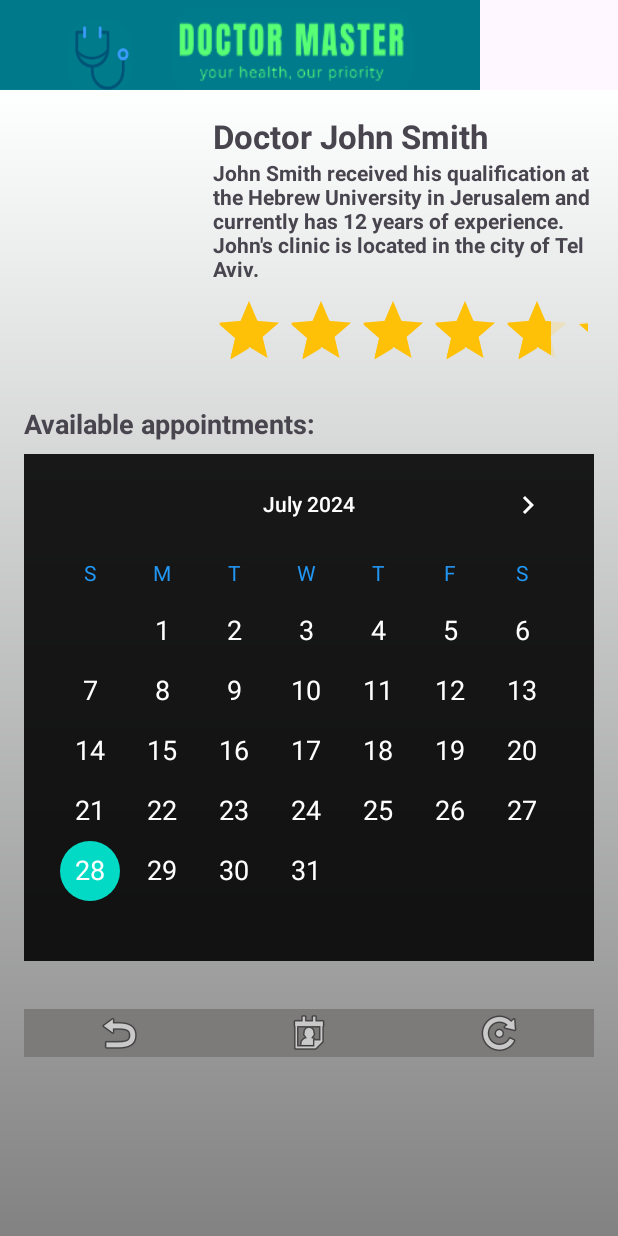
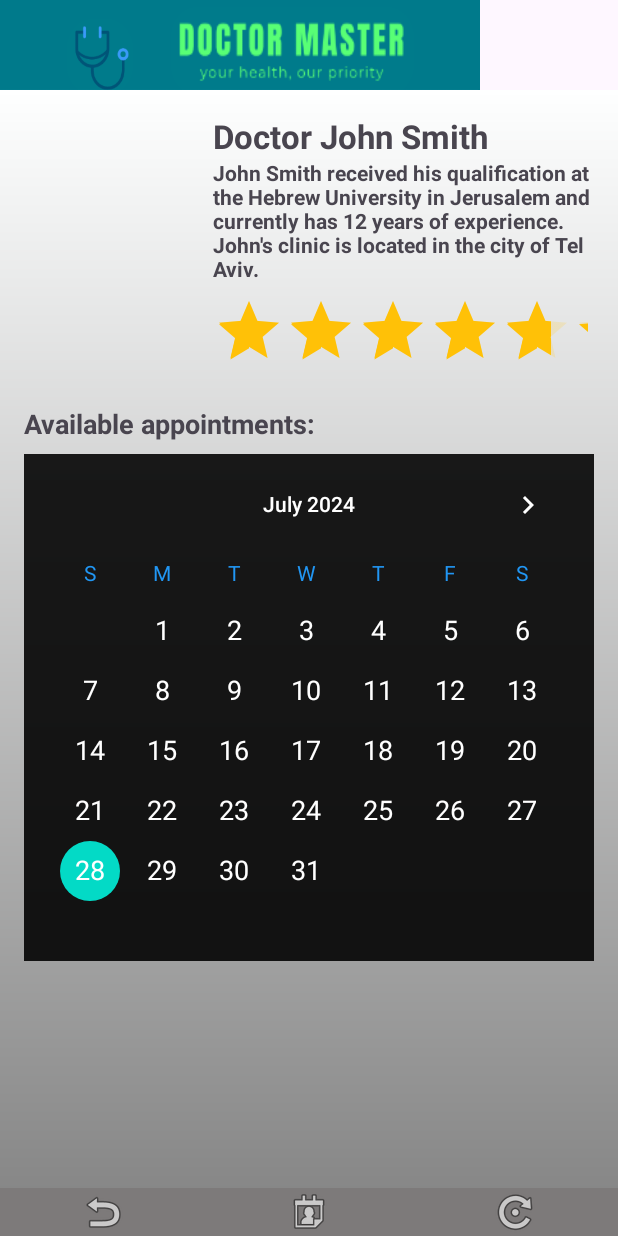
Before and after one commit to tamir303/DoctorMaster, an Android app: the AppointmentActivity screen opened directly, with no data from a screen before it, on a phone screen of 412 x 824 dp. Run offline under Robolectric (Android 15) with nearby library versions, the phone set to English and light mode, and no system bars; our stand-ins replace Firebase (no records; nobody signed in at launch, a user with empty details on screens opened directly).

Commit message:
fixed back flow and menu ui in all activities except user appointments view, fix its ui, fix image upload and fix calender save

```diff
--- a/app/src/main/java/com/example/doctormaster/activities/AppointmentActivity.java
+++ b/app/src/main/java/com/example/doctormaster/activities/AppointmentActivity.java
@@ -20,6 +20,8 @@ import com.example.doctormaster.utils.Utils;
 import com.example.doctormaster.views.AppointmentTimeView;
 
 import java.util.Calendar;
+import java.util.HashMap;
+import java.util.Optional;
 
 
 public class AppointmentActivity extends BaseActivity {
@@ -36,6 +38,9 @@ public class AppointmentActivity extends BaseActivity {
 
         Intent intent = getIntent();
         String doctor_uid = intent.getStringExtra("doctor_uid");
+        String field = intent.getStringExtra("field");
+        String speciality = intent.getStringExtra("speciality");
+
         Log.d("AppointmentActivity", "Received doctor UID: " + doctor_uid);
 
         DoctorDB.findDoctorByUid(AppointmentActivity.this, doctor_uid,
@@ -52,7 +57,7 @@ public class AppointmentActivity extends BaseActivity {
                                 selectedCalendar.set(year, month, dayOfMonth);
 
                                 setDoctorAvailabilityView(doctor, selectedCalendar.getTimeInMillis());
-                                Utils.showToast(AppointmentActivity.this, "Selected Date: " + selectedCalendar.getTime());
+                                Utils.showToast(AppointmentActivity.this, "Selected Date: " + selectedCalendar.getTime().getMonth() + "/" + selectedCalendar.getTime().getDay());
                             }
                         });
 
@@ -66,9 +71,13 @@ public class AppointmentActivity extends BaseActivity {
                 }
         );
 
+        HashMap<String, Object> extraArgs = new HashMap<>();
+        extraArgs.put("speciality", speciality);
+        extraArgs.put("field", field);
+
         getSupportFragmentManager()
                 .beginTransaction()
-                .replace(R.id.menu_container, new MenuFragment(AppointmentActivity.this, DoctorDetailActivity.class))
+                .replace(R.id.menu_container, MenuFragment.newInstance(AppointmentActivity.class, DoctorDetailActivity.class, Optional.of(extraArgs)))
                 .commit();
     }
 
--- a/app/src/main/java/com/example/doctormaster/activities/AppointmentCompleteActivity.java
+++ b/app/src/main/java/com/example/doctormaster/activities/AppointmentCompleteActivity.java
@@ -28,6 +28,7 @@ public class AppointmentCompleteActivity extends BaseActivity {
     protected void onCreate(Bundle savedInstance) {
         super.onCreate(savedInstance);
         getLayoutInflater().inflate(R.layout.activity_appointment_complete, findViewById(R.id.container));
+
         Intent intent = getIntent();
         AppointmentService appointmentService = new AppointmentServiceImpl();
 
@@ -48,7 +49,7 @@ public class AppointmentCompleteActivity extends BaseActivity {
 
         getSupportFragmentManager()
                 .beginTransaction()
-                .replace(R.id.menu_container, new MenuFragment(AppointmentCompleteActivity.this, AppointmentActivity.class))
+                .replace(R.id.menu_container, MenuFragment.newInstance(AppointmentCompleteActivity.class, AppointmentActivity.class, java.util.Optional.empty()))
                 .commit();
     }
 
--- a/app/src/main/java/com/example/doctormaster/activities/fragments/MenuFragment.java
+++ b/app/src/main/java/com/example/doctormaster/activities/fragments/MenuFragment.java
@@ -1,11 +1,11 @@
 package com.example.doctormaster.activities.fragments;
 
+import android.content.Intent;
 import android.os.Bundle;
 import android.util.Log;
 import android.view.LayoutInflater;
 import android.view.View;
 import android.view.ViewGroup;
-import android.widget.Button;
 import android.widget.ImageButton;
 
 import androidx.annotation.NonNull;
@@ -13,18 +13,46 @@ import androidx.annotation.Nullable;
 import androidx.appcompat.app.AppCompatActivity;
 import androidx.fragment.app.Fragment;
 
-
 import com.example.doctormaster.R;
 import com.example.doctormaster.activities.LoginActivity;
 import com.example.doctormaster.activities.UserAppointmentsActivity;
-import com.example.doctormaster.utils.Utils;
 
-public class MenuFragment extends Fragment  {
-    private final AppCompatActivity currentActivity;
-    private final Class<? extends AppCompatActivity> previousActivity;
-    public MenuFragment(AppCompatActivity currentActivity, Class<? extends AppCompatActivity> previousActivity) {
-        this.currentActivity = currentActivity;
-        this.previousActivity = previousActivity;
+import java.util.HashMap;
+import java.util.Optional;
+
+public class MenuFragment extends Fragment {
+    private Class<? extends AppCompatActivity> currentActivity;
+    private Class<? extends AppCompatActivity> previousActivity;
+    private static final String ARG_CURRENT_ACTIVITY = "current_activity";
+    private static final String ARG_PREVIOUS_ACTIVITY = "previous_activity";
+    private static final String ARG_EXTRA_ARGS = "extra_args";
+    private HashMap<String, Object> extraArgs;
+
+    public MenuFragment() {
+    }
+
+    public static MenuFragment newInstance(Class<? extends AppCompatActivity> currentActivity,
+                                           Class<? extends AppCompatActivity> previousActivity,
+                                           Optional<HashMap<String, Object>> extraArgs) {
+        MenuFragment fragment = new MenuFragment();
+        Bundle args = new Bundle();
+        args.putSerializable(ARG_CURRENT_ACTIVITY, currentActivity);
+        args.putSerializable(ARG_PREVIOUS_ACTIVITY, previousActivity);
+        if (extraArgs.isPresent()) {
+            args.putSerializable(ARG_EXTRA_ARGS, extraArgs.get());
+        }
+        fragment.setArguments(args);
+        return fragment;
+    }
+
+    @Override
+    public void onCreate(@Nullable Bundle savedInstanceState) {
+        super.onCreate(savedInstanceState);
+        if (getArguments() != null) {
+            currentActivity = (Class<? extends AppCompatActivity>) getArguments().getSerializable(ARG_CURRENT_ACTIVITY);
+            previousActivity = (Class<? extends AppCompatActivity>) getArguments().getSerializable(ARG_PREVIOUS_ACTIVITY);
+            extraArgs = (HashMap<String, Object>) getArguments().getSerializable(ARG_EXTRA_ARGS);
+        }
     }
 
     @Nullable
@@ -45,17 +73,32 @@ public class MenuFragment extends Fragment  {
         btnGoBack.setOnClickListener(v -> {
             // Navigate back
             Log.d("Menu", "Switch To Previous Screen!");
-            Utils.navigateToNextActivity(currentActivity, previousActivity);
+            if (previousActivity != null) {
+                Intent intent = new Intent(getActivity(), previousActivity);
+                if (extraArgs != null) {
+                    for (String key : extraArgs.keySet()) {
+                        Object value = extraArgs.get(key);
+                        if (value instanceof String) {
+                            intent.putExtra(key, (String) value);
+                        } else if (value instanceof Integer) {
+                            intent.putExtra(key, (Integer) value);
+                        } // Add more types as needed
+                    }
+                }
+                startActivity(intent);
+            }
         });
 
         btnGoToProfile.setOnClickListener(v -> {
             Log.d("Menu", "Switch To User Profile!");
-            Utils.navigateToNextActivity(currentActivity, UserAppointmentsActivity.class);
+            Intent intent = new Intent(getActivity(), UserAppointmentsActivity.class);
+            startActivity(intent);
         });
 
         btnSwitchUsers.setOnClickListener(v -> {
             Log.d("Menu", "Back to login screen!");
-            Utils.navigateToNextActivity(currentActivity, LoginActivity.class);
+            Intent intent = new Intent(getActivity(), LoginActivity.class);
+            startActivity(intent);
         });
     }
 }
--- a/app/src/main/java/com/example/doctormaster/utils/Date.java
+++ b/app/src/main/java/com/example/doctormaster/utils/Date.java
@@ -1,19 +1,25 @@
 package com.example.doctormaster.utils;
 
 import android.annotation.SuppressLint;
+import android.util.Log;
 import android.widget.CalendarView;
 
 import java.text.ParseException;
 import java.text.SimpleDateFormat;
 import java.util.Locale;
+import java.util.Objects;
 
 public abstract class Date {
 
     // Sets calender date to today and prevent choosing a day earlier
     public static void setCalenderDefaultConfiguration(CalendarView calendarView) {
-        long today = System.currentTimeMillis();
-        calendarView.setDate(today, false, true);
-        calendarView.setMinDate(today);
+        try {
+            long today = System.currentTimeMillis();
+            calendarView.setDate(today, false, true);
+            calendarView.setMinDate(today);
+        } catch (IllegalArgumentException ex) {
+            Log.e("DateUtil", Objects.requireNonNull(ex.getLocalizedMessage()));
+        }
     }
 
     public static String convertLongToDateString(Long dateInMillis) {
--- a/app/src/main/java/com/example/doctormaster/views/AppointmentTimeView.java
+++ b/app/src/main/java/com/example/doctormaster/views/AppointmentTimeView.java
@@ -65,7 +65,7 @@ public class AppointmentTimeView extends GridLayout {
                     params.setMargins(8, 8, 8, 8);
 
                     timeButton.setLayoutParams(params);
-                    timeButton.setBackgroundColor(Color.GRAY);
+                    timeButton.setBackgroundColor(Color.rgb(180, 227, 128));
 
                     timeButton.setOnClickListener(view -> {
                         Intent intent = new Intent(getContext(), AppointmentCompleteActivity.class);
--- a/app/src/main/res/layout/activity_appointment.xml
+++ b/app/src/main/res/layout/activity_appointment.xml
@@ -1,16 +1,20 @@
-<ScrollView xmlns:android="http://schemas.android.com/apk/res/android"
+<RelativeLayout xmlns:android="http://schemas.android.com/apk/res/android"
     xmlns:tools="http://schemas.android.com/tools"
     android:layout_width="match_parent"
     android:layout_height="match_parent"
-    xmlns:app="http://schemas.android.com/apk/res-auto"
     android:background="@drawable/default_background"
     tools:context=".activities.MainActivity">
+
+    <ScrollView
+        android:layout_width="match_parent"
+        android:layout_height="match_parent"
+        android:layout_above="@+id/menu_container"
+        android:padding="16dp">
 
         <LinearLayout
             android:layout_width="match_parent"
             android:layout_height="wrap_content"
-        android:orientation="vertical"
-        android:padding="16dp">
+            android:orientation="vertical">
 
             <!-- Doctor Information -->
             <LinearLayout
@@ -88,15 +92,14 @@
                 android:layout_height="wrap_content"
                 android:layout_marginTop="16dp"
                 android:orientation="vertical"/>
+        </LinearLayout>
+    </ScrollView>
 
     <FrameLayout
         android:id="@+id/menu_container"
         android:layout_width="match_parent"
         android:layout_height="wrap_content"
-            app:layout_constraintTop_toTopOf="parent"
-            app:layout_constraintBottom_toTopOf="@+id/button_layout"
-            app:layout_constraintStart_toStartOf="parent"
-            app:layout_constraintEnd_toEndOf="parent" />
+        android:layout_alignParentBottom="true"
+        android:background="@android:color/holo_blue_dark"/>
 
-    </LinearLayout>
-</ScrollView>
+</RelativeLayout>
--- a/app/src/main/res/layout/activity_doctor_detail.xml
+++ b/app/src/main/res/layout/activity_doctor_detail.xml
@@ -44,14 +44,14 @@
         android:layout_margin="16dp"
         android:contentDescription="@string/new_appointment"
         app:layout_constraintBottom_toBottomOf="parent"
-        app:layout_constraintEnd_toEndOf="parent" />
+        app:layout_constraintEnd_toEndOf="parent"
+        android:visibility="gone"/>
 
     <FrameLayout
         android:id="@+id/menu_container"
         android:layout_width="match_parent"
         android:layout_height="wrap_content"
-        app:layout_constraintTop_toTopOf="parent"
-        app:layout_constraintBottom_toTopOf="@+id/fabNewAppointment"
+        app:layout_constraintBottom_toBottomOf="@+id/doctorRecyclerView"
         app:layout_constraintStart_toStartOf="parent"
         app:layout_constraintEnd_toEndOf="parent" />
 
--- a/app/src/main/res/raw/medical_fields.json
+++ b/app/src/main/res/raw/medical_fields.json
@@ -1,7 +1,7 @@
 [
   {"name": "Cardiology", "icon": "ic_cardiology_icon"},
   {"name": "Pregnancy", "icon": "ic_pregnancy_icon"},
-  {"name": "Gastroenterologist", "icon": "ic_gastroenterologist_icon"},
+  {"name": "Gasterogist", "icon": "ic_gastroenterologist_icon"},
   {"name": "Mental Health", "icon": "ic_mental_health_icon"},
   {"name": "Orthopedics", "icon": "ic_orthopedics_icon"},
   {"name": "Neurosurgery", "icon": "ic_neurosurgery_icon"},
--- a/gradle.properties
+++ b/gradle.properties
@@ -20,4 +20,3 @@ android.useAndroidX=true
 # thereby reducing the size of the R class for that library
 android.nonTransitiveRClass=true
 android.suppressUnsupportedCompileSdk=VanillaIceCream
-org.gradle.configuration-cache=true
```
Also changed, not shown: app/src/main/java/com/example/doctormaster/activities/DoctorDetailActivity.java (+8 -5 lines), app/src/main/java/com/example/doctormaster/activities/MedicalFieldActivity.java (+10 -5 lines), app/src/main/java/com/example/doctormaster/activities/MedicalFieldDetailsActivity.java (+6 -1 lines), app/src/main/java/com/example/doctormaster/activities/UserAppointmentsActivity.java (+10 -2 lines), app/src/main/java/com/example/doctormaster/adapter/DoctorAdapter.java (+8 -1 lines), app/src/main/res/layout/activity_appointment_complete.xml (+15 -15 lines), app/src/main/res/layout/activity_medicalfield.xml (+5 -6 lines), app/src/main/res/layout/activity_medicalfield_details.xml (+8 -7 lines). Lines whose indentation alone changed are shown as unchanged.
